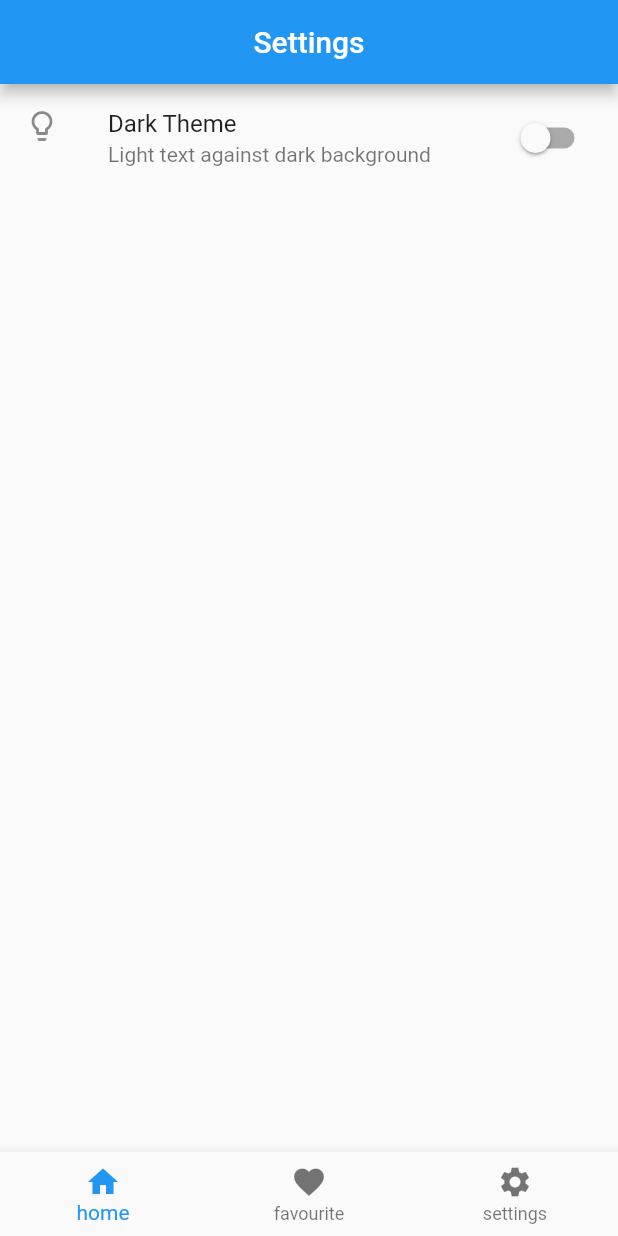
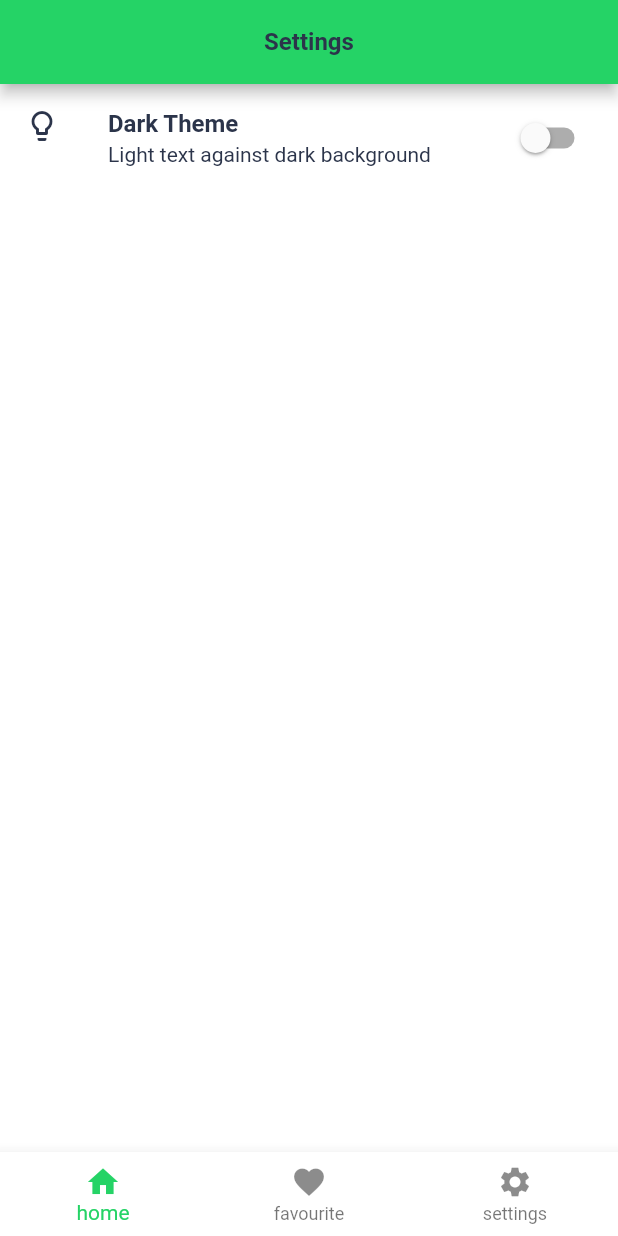
Before and after one commit to ali-yousuf/base_news_app, a Flutter app: the screen it shows after launch, swiped to page 3, on a phone screen of 412 x 824 dp. Run offline on Flutter 3.47's test engine with Material 2 defaults, Android fonts, the phone set to English and light mode, and no system bars; our stand-ins replace bloc, flutter_bloc.

Commit message:
customize app themes

```diff
--- /dev/null
+++ b/lib/core/Dimension/dimension.dart
@@ -0,0 +1,138 @@
+import 'package:flutter/material.dart';
+
+import '../constants.dart';
+
+class Dimension{
+  static bool isScaled =false;
+  static double Padding =16.0;
+  static double Text_Size_Big =16.0;
+  static double Size_2 =2.0;
+  static double Size_3 =3.0;
+  static double Size_4 =4.0;
+  static double Size_5 =5.0;
+  static double Size_6 =6.0;
+  static double Size_8 =8.0;
+  static double Size_9=9.0;
+  static double Size_10 =10.0;
+  static double Size_12 =12.0;
+  static double Size_13 =13.0;
+  static double Size_14 =14.0;
+  static double Size_15 =15.0;
+  static double Size_16 =16.0;
+  static double Size_17 =17.0;
+  static double Size_18 =18.0;
+  static double Size_20 =20.0;
+  static double Size_22 =22.0;
+  static double Size_24 =24.0;
+  static double Size_26 =26.0;
+  static double Size_28 =28.0;
+  static double Size_30 =30.0;
+  static double Size_32 =32.0;
+  static double Size_34 =34.0;
+  static double Size_36 =36.0;
+  static double Size_38 =38.0;
+  static double Size_40 =40.0;
+  static double Size_42 =42.0;
+  static double Size_44 =44.0;
+  static double Size_46 =46.0;
+  static double Size_48 =48.0;
+  static double Size_50 =50.0;
+  static double Size_52 =52.0;
+  static double Size_54 =54.0;
+  static double Size_56 =56.0;
+  static double Size_58 =58.0;
+  static double Size_60 =60.0;
+  static double Text_Size =14.0;
+  static double Text_Size_Small =12.0;
+  static double Text_Size_Small_Extra =10.0;
+  static double card_elevation =Dimension.Size_2;
+  static double curve_height =100;
+
+  static int Alpha =150;
+  static FontWeight textMedium=FontWeight.w500;
+  static FontWeight textBold=FontWeight.w700;
+  static FontWeight semiBold=FontWeight.w600;
+  static FontWeight textExtraBold=FontWeight.w800;
+  static FontWeight textNormal=FontWeight.w400;
+
+  static double Size_100=100.0;
+  static double Size_150=150.0;
+  static double Size_62=62.0;
+  static double Size_64=64.0;
+  static double Size_66=66.0;
+  static double Size_68=68.0;
+  static double Size_70=70.0;
+  static double Size_72=72.0;
+  static double? paddingTop,appbarHeight,screenRatio,paddingBottom,appWidth,appHeight;
+
+  static setSize(BuildContext context){
+    paddingTop=MediaQuery.of(context).padding.top;
+    paddingBottom=MediaQuery.of(context).padding.bottom;
+    appWidth=MediaQuery.of(context).size.width;
+    appHeight=MediaQuery.of(context).size.height;
+    screenRatio=appWidth!/Constants.defaultScreenSize.width;
+    appbarHeight=AppBar().preferredSize.height;
+  }
+
+  static void scaleSize({Function? then}){
+    if(!isScaled) {
+      isScaled = true;
+      Padding *= screenRatio!;
+      Text_Size_Big *= screenRatio!;
+      Size_2 *= screenRatio!;
+      Size_3 *= screenRatio!;
+      Size_4 *= screenRatio!;
+      Size_5 *= screenRatio!;
+      Size_6 *= screenRatio!;
+      Size_8 *= screenRatio!;
+      Size_9 *= screenRatio!;
+      Size_10 *= screenRatio!;
+      Size_12 *= screenRatio!;
+      Size_13 *= screenRatio!;
+      Size_14 *= screenRatio!;
+      Size_15 *= screenRatio!;
+      Size_16 *= screenRatio!;
+      Size_17 *= screenRatio!;
+      Size_18 *= screenRatio!;
+      Size_20 *= screenRatio!;
+      Size_22 *= screenRatio!;
+      Size_24 *= screenRatio!;
+      Size_26 *= screenRatio!;
+      Size_28 *= screenRatio!;
+      Size_30 *= screenRatio!;
+      Size_32 *= screenRatio!;
+      Size_34 *= screenRatio!;
+      Size_36 *= screenRatio!;
+      Size_38 *= screenRatio!;
+      Size_40 *= screenRatio!;
+      Size_42 *= screenRatio!;
+      Size_44 *= screenRatio!;
+      Size_46 *= screenRatio!;
+      Size_48 *= screenRatio!;
+      Size_50 *= screenRatio!;
+      Size_52 *= screenRatio!;
+      Size_54 *= screenRatio!;
+      Size_56 *= screenRatio!;
+      Size_58 *= screenRatio!;
+      Size_60 *= screenRatio!;
+      Text_Size *= screenRatio!;
+      Text_Size_Small *= screenRatio!;
+      Text_Size_Small_Extra *= screenRatio!;
+      card_elevation *= screenRatio!;
+      curve_height *= screenRatio!;
+
+      Size_100 *= screenRatio!;
+      Size_150 *= screenRatio!;
+      Size_62 *= screenRatio!;
+      Size_64 *= screenRatio!;
+      Size_66 *= screenRatio!;
+      Size_68 *= screenRatio!;
+      Size_70 *= screenRatio!;
+      Size_72 *= screenRatio!;
+      if (then != null) {
+        then();
+      }
+    }
+  }
+
+}
--- a/lib/core/base_news_app.dart
+++ b/lib/core/base_news_app.dart
@@ -1,4 +1,5 @@
 import 'package:base_news_app/core/constants.dart';
+import 'package:base_news_app/core/themes/app_themes.dart';
 import 'package:base_news_app/navigation_bar/view/navigation_bar_page.dart';
 import 'package:flutter/material.dart';
 import 'package:flutter_bloc/flutter_bloc.dart';
@@ -18,7 +19,7 @@ class BaseNewsApp extends StatelessWidget {
             navigatorKey: navigatorKey,
             title: Constants.appName,
             debugShowCheckedModeBanner: false,
-            theme: state ? ThemeData.dark() : ThemeData.light(),
+            theme: state ? AppThemes.darkTheme : AppThemes.lightTheme,
             home: const NavigationBarPage(),
           );
         },
--- a/lib/core/constants.dart
+++ b/lib/core/constants.dart
@@ -4,4 +4,5 @@ final navigatorKey = GlobalKey<NavigatorState>();
 
 class Constants {
   static const String appName = "Base NewsApp";
+  static Size defaultScreenSize = const Size(380, 720);
 }
--- /dev/null
+++ b/lib/core/helpers/app_colors.dart
@@ -0,0 +1,40 @@
+import 'package:flutter/cupertino.dart';
+
+class AppColors{
+  static Color primary = const Color(0xFF25D366);
+  static Color fieldLabel = const Color(0xFF9C9CA6);
+  static Color fieldUnderLineBorder = const Color(0xFFDADADA);
+  static Color emptyText = const Color(0xFFC3C9D7);
+  static Color lightGray = const Color(0xFFDADADA);
+  static Color disableIndicator = const Color(0xFFC4C4C4);
+  static Color backgroundColor = const Color(0xFFF7FEFA);
+  static Color textColor = const Color(0xFF2B344A);
+  static Color textColorLight = const Color(0xFFA5A5A5);
+  static Color profileBackground = const Color(0xFFE4E4E4);
+  static Color emptyTextColor = const Color(0xFFD8D8D8);
+  static Color cancelColor = const Color(0xFFFF5454);
+  static Color completedColor = const Color(0xFF25D366);
+  static Color bacgroundColor = const Color(0xFFF7FEFA);
+  static Color errorColor = const Color(0xFFFFD867);
+  static Color shadowColor = const Color(0xFF85858533);
+  static Color iconColor = const Color(0xFFC4C4C4);
+
+  static Color Primary2= const Color(0xFF2B344A);
+  static Color Primary3= const Color(0xFF0A6659);
+  static Color Primary_Lite= const Color(0xFFECEDF1);
+  static Color Primary_Dark=Color(0xFF3A3A3A);
+  static Color Study_Menu_Color=Color(0xFF252C37);
+  static Color Card_Background=Color(0xFF2B2A3E);
+  static Color Card_Shadow=Color(0xFF858585).withOpacity(0.2);
+  static Color Shadow_Color=Color(0xFF000000).withOpacity(0.1);
+  static Color Primary_Accent=Color(int.parse('#002b83'.substring(1, 7), radix: 16) + 0xFF000000);
+  static Color Background= const Color(0xFFFFFFFF);
+  static Color Background2= const Color(0xFFF7FEFA);
+
+  static Color Highlite_Text_Color=Color(int.parse('#FFFFFF'.substring(1, 7), radix: 16) + 0xFF000000);
+  //static Color Text_Color= const Color(0xFF404040);
+  static Color Text_Color= const Color(0xFF2B344A);
+  static Color Icon_Color= const Color(0xFF2B344A);
+  static Color white= const Color(0xFFFFFFFF);
+  static Color darkBackGroundColor= const Color(0xFF222f3e);
+}
--- a/lib/core/themes/app_themes.dart
+++ b/lib/core/themes/app_themes.dart
@@ -1,6 +1,134 @@
+import 'package:base_news_app/core/helpers/app_colors.dart';
 import 'package:flutter/material.dart';
 
+import '../Dimension/dimension.dart';
+
 class AppThemes {
-  static final ThemeData lightTheme = ThemeData().copyWith();
-  static final ThemeData darkTheme = ThemeData().copyWith();
+  static final ThemeData lightTheme = ThemeData(
+    primaryColor: AppColors.primary,
+    appBarTheme:  AppBarTheme(
+      color: AppColors.primary,
+      iconTheme: const IconThemeData(color: Colors.white),
+      /*titleTextStyle: GoogleFonts.poppins(
+          color: Colors.black, fontWeight: FontWeight.w600, fontSize: 16),*/
+    ),
+    colorScheme: const ColorScheme.light().copyWith(
+      primary: AppColors.primary,
+    ),
+    primaryColorDark: AppColors.primary,
+    primaryColorLight: AppColors.Primary_Lite,
+    scaffoldBackgroundColor: AppColors.Background,
+    dividerColor: Colors.white,
+    bottomSheetTheme: const BottomSheetThemeData(
+      backgroundColor: Colors.white,
+    ),
+    cardTheme: CardTheme(shadowColor: AppColors.Card_Shadow),
+    buttonTheme: ButtonThemeData(
+      buttonColor: AppColors.Primary2,
+    ),
+    iconTheme: IconThemeData(color: AppColors.Icon_Color),
+    bottomNavigationBarTheme: BottomNavigationBarThemeData(
+        backgroundColor: Colors.white,
+        selectedIconTheme: IconThemeData(color: AppColors.primary),
+        unselectedIconTheme: const IconThemeData(color: Colors.black45)
+    ),
+    textTheme: TextTheme(
+        headline1: TextStyle(
+            color: AppColors.Text_Color,
+            fontSize: Dimension.Text_Size_Big,
+            fontWeight: Dimension.textBold),
+        headline2: TextStyle(
+            color: AppColors.Text_Color,
+            fontSize: Dimension.Text_Size,
+            fontWeight: Dimension.textBold),
+        headline3: TextStyle(
+            color: AppColors.Text_Color,
+            fontSize: Dimension.Text_Size_Small,
+            fontWeight: Dimension.semiBold),
+        headline4: TextStyle(
+            color: AppColors.Text_Color,
+            fontSize: Dimension.Text_Size_Small_Extra,
+            fontWeight: Dimension.semiBold),
+        subtitle1: TextStyle(
+            color: AppColors.Text_Color,
+            fontSize: Dimension.Text_Size,
+            fontWeight: Dimension.textNormal),
+        bodyText1: TextStyle(
+            color: AppColors.Text_Color,
+            fontSize: Dimension.Text_Size,
+            fontWeight: Dimension.textNormal),
+        bodyText2: TextStyle(
+            color: AppColors.Text_Color,
+            fontSize: Dimension.Text_Size_Small,
+            fontWeight: Dimension.textNormal),
+        headline6: TextStyle(
+            color: AppColors.Text_Color,
+            fontSize: Dimension.Text_Size_Small_Extra,
+            fontWeight: Dimension.textNormal)),
+  );
+  static final ThemeData darkTheme = ThemeData(
+    primaryColor: AppColors.primary,
+    appBarTheme: const AppBarTheme(
+      color: Colors.black,
+      iconTheme: IconThemeData(color: Colors.white),
+      /*titleTextStyle: GoogleFonts.poppins(
+          color: Colors.black, fontWeight: FontWeight.w600, fontSize: 16),*/
+    ),
+    colorScheme: const ColorScheme.light().copyWith(
+      primary: AppColors.primary,
+    ),
+    primaryColorDark: AppColors.primary,
+    primaryColorLight: AppColors.Primary_Lite,
+    scaffoldBackgroundColor: AppColors.darkBackGroundColor,
+    dividerColor: Colors.grey,
+    bottomAppBarColor: Colors.black,
+    bottomSheetTheme: const BottomSheetThemeData(
+      backgroundColor: Colors.black45,
+    ),
+    cardTheme: CardTheme(shadowColor: AppColors.Card_Shadow),
+    buttonTheme: ButtonThemeData(
+      buttonColor: AppColors.Primary2,
+    ),
+    iconTheme: IconThemeData(color: AppColors.white),
+    bottomNavigationBarTheme: BottomNavigationBarThemeData(
+      backgroundColor: Colors.black,
+      selectedIconTheme: IconThemeData(color: AppColors.primary),
+      unselectedIconTheme: IconThemeData(color: AppColors.white),
+      selectedItemColor: AppColors.primary,
+      unselectedItemColor: AppColors.white
+    ),
+    textTheme: TextTheme(
+        headline1: TextStyle(
+            color: AppColors.white,
+            fontSize: Dimension.Text_Size_Big,
+            fontWeight: Dimension.textBold),
+        headline2: TextStyle(
+            color: AppColors.white,
+            fontSize: Dimension.Text_Size,
+            fontWeight: Dimension.textBold),
+        headline3: TextStyle(
+            color: AppColors.white,
+            fontSize: Dimension.Text_Size_Small,
+            fontWeight: Dimension.semiBold),
+        headline4: TextStyle(
+            color: AppColors.white,
+            fontSize: Dimension.Text_Size_Small_Extra,
+            fontWeight: Dimension.semiBold),
+        subtitle1: TextStyle(
+            color: AppColors.white,
+            fontSize: Dimension.Text_Size,
+            fontWeight: Dimension.textNormal),
+        bodyText1: TextStyle(
+            color: AppColors.white,
+            fontSize: Dimension.Text_Size,
+            fontWeight: Dimension.textNormal),
+        bodyText2: TextStyle(
+            color: AppColors.Text_Color,
+            fontSize: Dimension.Text_Size_Small,
+            fontWeight: Dimension.textNormal),
+        headline6: TextStyle(
+            color: AppColors.white,
+            fontSize: Dimension.Text_Size_Small_Extra,
+            fontWeight: Dimension.textNormal)),
+  );
 }
--- a/lib/navigation_bar/view/navigation_bar_page.dart
+++ b/lib/navigation_bar/view/navigation_bar_page.dart
@@ -33,11 +33,14 @@ class _NavigationBarPageState extends State<NavigationBarPage> {
               physics: const NeverScrollableScrollPhysics(),
             ),
             bottomNavigationBar: BottomNavigationBar(
+              backgroundColor: Theme.of(context).bottomAppBarColor,
               currentIndex: state,
               onTap: (index) {
                 context.read<BottomNavCubit>().onItemTapped(index);
                 changeTab(index);
               },
+              selectedIconTheme: Theme.of(context).bottomNavigationBarTheme.selectedIconTheme,
+              unselectedIconTheme: Theme.of(context).bottomNavigationBarTheme.unselectedIconTheme,
               items: const [
                 BottomNavigationBarItem(
                     label: 'home',
--- a/lib/settings/view/settings_page.dart
+++ b/lib/settings/view/settings_page.dart
@@ -10,18 +10,28 @@ class SettingsPage extends StatelessWidget {
     return Scaffold(
       appBar: AppBar(
         centerTitle: true,
-        title: const Text('Settings'),
+        title: Text(
+          'Settings',
+          style: Theme.of(context).textTheme.headline1,
+        ),
       ),
       body: BlocBuilder<ThemeCubit, bool>(
         builder: (context, state) {
           return SwitchListTile(
-            title: const Text('Dark Theme'),
+            title: Text('Dark Theme',
+                style: Theme.of(context).textTheme.headline1),
             value: state,
             onChanged: (bool value) {
               context.read<ThemeCubit>().onThemeChanged(value);
             },
-            subtitle: const Text('Light text against dark background'),
-            secondary: const Icon(Icons.lightbulb_outline),
+            subtitle: Text(
+              'Light text against dark background',
+              style: Theme.of(context).textTheme.subtitle1,
+            ),
+            secondary: Icon(
+              Icons.lightbulb_outline,
+              color: Theme.of(context).iconTheme.color,
+            ),
           );
         },
       ),
```
